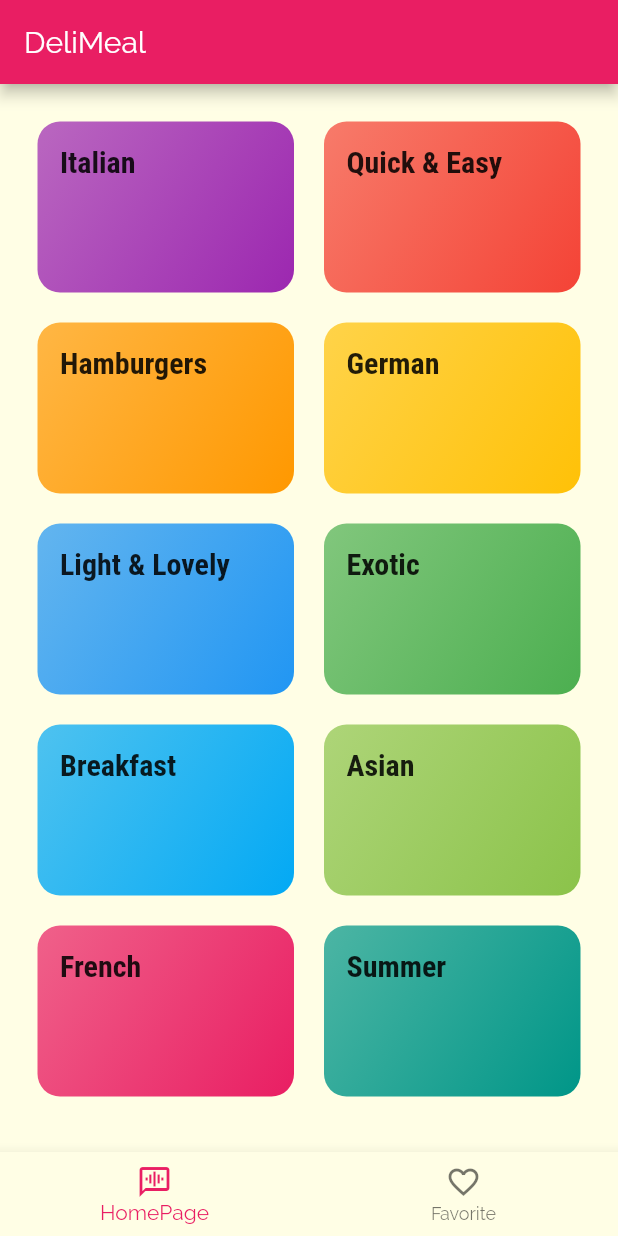
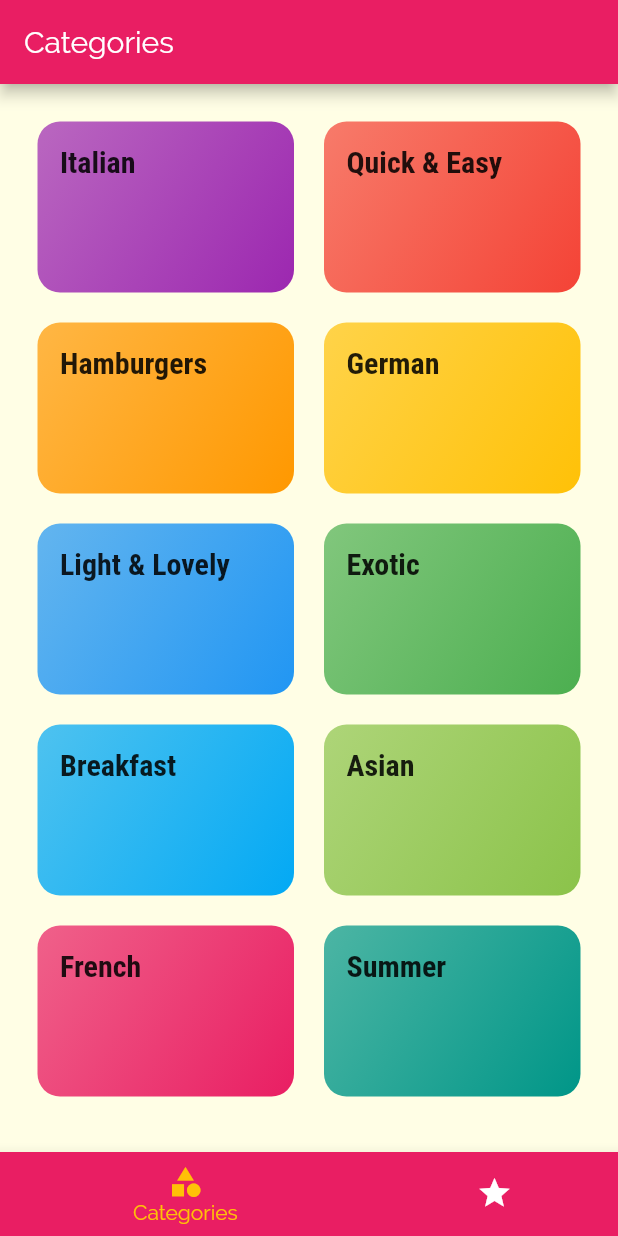
Before and after one commit to TaeseongYun/learning-Flutter, a Flutter app: the screen it shows after launch, on a phone screen of 412 x 824 dp. Run offline on Flutter 3.47's test engine with Material 2 defaults, Android fonts, the phone set to English and light mode, and no system bars.

Commit message:
#27 create: BottomNavigationPage, MealDetailPage modify: CategoryMainPage, Router, CategoryMealPage

```diff
--- a/third_category_list_app/lib/ui/pages/category_main_page.dart
+++ b/third_category_list_app/lib/ui/pages/category_main_page.dart
@@ -5,11 +5,7 @@ import '../../model/dummy_data.dart';
 class CategoryMainPage extends StatelessWidget {
   @override
   Widget build(BuildContext context) {
-    return Scaffold(
-      appBar: AppBar(
-        title: const Text('DeliMeal'),
-      ),
-      body: GridView(
+    return GridView(
       padding: EdgeInsets.all(25),
       children: DUMMY_CATEGORIES
           .map((dummy) => CategoryItem(
@@ -24,20 +20,6 @@ class CategoryMainPage extends StatelessWidget {
         crossAxisSpacing: 20,
         mainAxisSpacing: 20,
       ),
-      ),
-      bottomNavigationBar: BottomNavigationBar(
-        currentIndex: 0,
-        items: [
-          BottomNavigationBarItem(
-            icon: Icon(Icons.voice_chat),
-            title: Text('HomePage'),
-          ),
-          BottomNavigationBarItem(
-            icon: Icon(Icons.favorite_border),
-            title: Text('Favorite'),
-          )
-        ],
-      ),
     );
   }
 }
--- /dev/null
+++ b/third_category_list_app/lib/ui/pages/tabs_page.dart
@@ -0,0 +1,59 @@
+import 'package:flutter/material.dart';
+import 'package:third_category_list_app/ui/pages/category_main_page.dart';
+import 'package:third_category_list_app/ui/pages/favorites_page.dart';
+
+class TabsPage extends StatefulWidget {
+  @override
+  _TabsPageState createState() => _TabsPageState();
+}
+
+class _TabsPageState extends State<TabsPage> {
+  final List<Map<String, Object>> _pages = [
+    {
+      'page': CategoryMainPage(),
+      'title': 'Categories',
+    },
+    {
+      'page': FavoritesPage(),
+      'title': 'Favorites',
+    }
+  ];
+  int _selectedPageIndex = 0;
+
+  void _selectPage(int index) {
+    setState(() {
+      _selectedPageIndex = index;
+    });
+  }
+
+  @override
+  Widget build(BuildContext context) {
+    return Scaffold(
+        appBar: AppBar(
+          title: Text(
+            _pages[_selectedPageIndex]['title'],
+          ),
+        ),
+        body: _pages[_selectedPageIndex]['page'],
+        bottomNavigationBar: BottomNavigationBar(
+          onTap: (index) => _selectPage(index),
+          backgroundColor: Theme.of(context).primaryColor,
+          unselectedItemColor: Colors.white,
+          selectedItemColor: Theme.of(context).accentColor,
+          currentIndex: _selectedPageIndex,
+          type: BottomNavigationBarType.shifting,
+          items: [
+            BottomNavigationBarItem(
+              backgroundColor: Theme.of(context).primaryColor,
+              icon: Icon(Icons.category),
+              title: Text('Categories'),
+            ),
+            BottomNavigationBarItem(
+              backgroundColor: Theme.of(context).primaryColor,
+              icon: Icon(Icons.star),
+              title: Text('Favorites'),
+            )
+          ],
+        ));
+  }
+}
--- a/third_category_list_app/lib/ui/root_page.dart
+++ b/third_category_list_app/lib/ui/root_page.dart
@@ -1,5 +1,7 @@
 import 'package:flutter/material.dart';
 import 'package:third_category_list_app/router.dart';
+import 'package:third_category_list_app/ui/pages/category_meal_page.dart';
+import 'package:third_category_list_app/ui/pages/tabs_page.dart';
 import '../ui/pages/category_main_page.dart';
 
 class RootPage extends StatelessWidget {
@@ -7,7 +9,7 @@ class RootPage extends StatelessWidget {
   Widget build(BuildContext context) {
     return MaterialApp(
       title: 'DeliMeals',
-      home: CategoryMainPage(),
+      home: TabsPage(),
       theme: ThemeData(
         primarySwatch: Colors.pink,
         accentColor: Colors.amber,
```
Also changed, not shown: third_category_list_app/lib/router.dart (+10 -1 lines), third_category_list_app/lib/ui/pages/category_meal_page.dart (+10 -3 lines), third_category_list_app/lib/ui/pages/favorites_page.dart (added, +10 -0 lines), third_category_list_app/lib/ui/pages/meal_detail_page.dart (added, +117 -0 lines), third_category_list_app/lib/ui/widgets/meal_item.dart (added, +154 -0 lines). Lines whose indentation alone changed are shown as unchanged.
